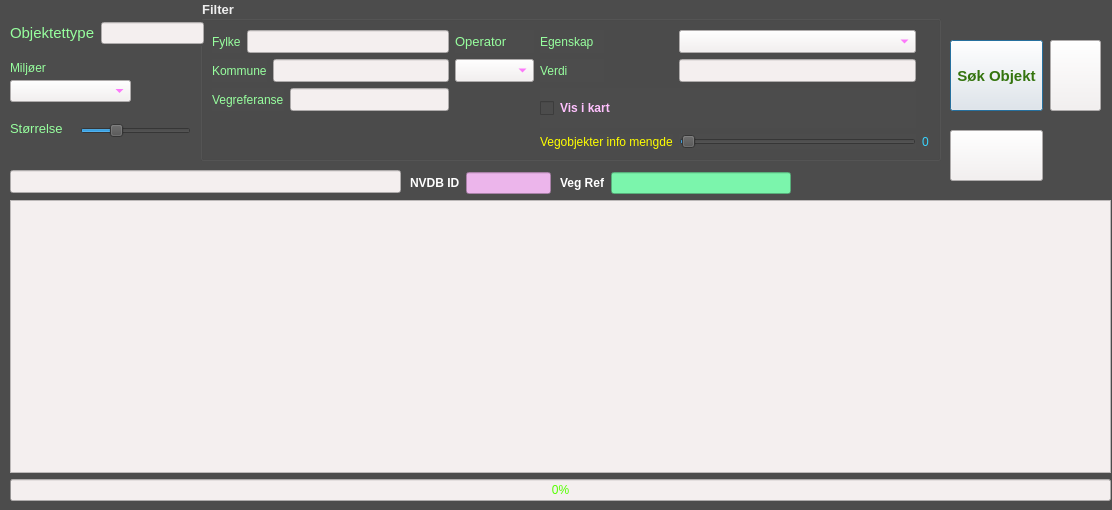
Qt form nvdb_beta_dialog_base.ui (JACCCostring/NVDBPlugin) before a commit.
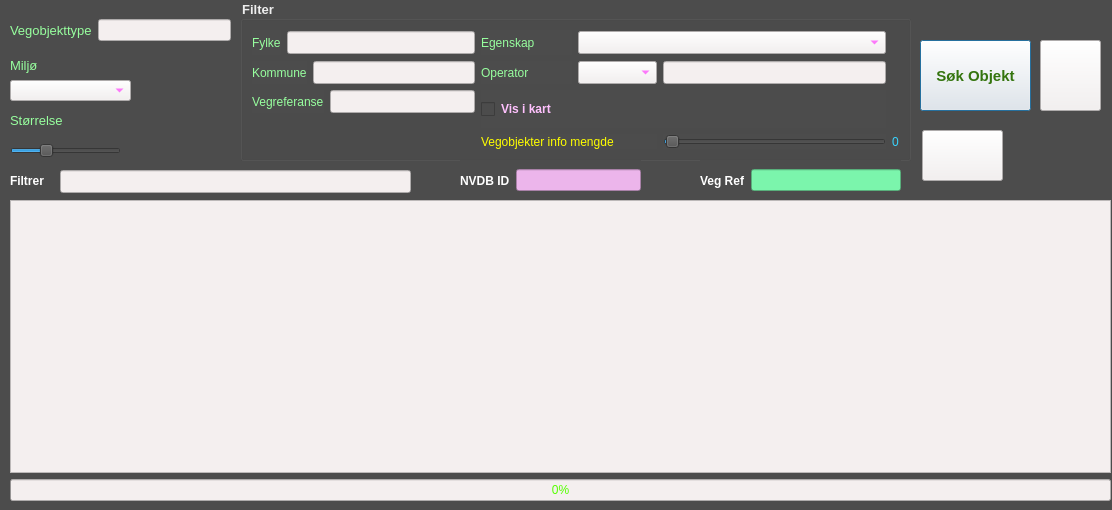
The same form after that commit. Icons and pictures are not drawn.

The edit to the form file:
```diff
--- a/nvdb_beta_dialog_base.ui
+++ b/nvdb_beta_dialog_base.ui
@@ -22,6 +22,12 @@
     <height>510</height>
    </size>
   </property>
+  <property name="font">
+   <font>
+    <weight>50</weight>
+    <bold>false</bold>
+   </font>
+  </property>
   <property name="windowTitle">
    <string>NVDB les beta</string>
   </property>
@@ -31,9 +37,9 @@
   <widget class="QGroupBox" name="groupBox">
    <property name="geometry">
     <rect>
-     <x>200</x>
+     <x>240</x>
      <y>0</y>
-     <width>741</width>
+     <width>671</width>
      <height>161</height>
     </rect>
    </property>
@@ -52,7 +58,7 @@
     <string>Filter</string>
    </property>
    <layout class="QGridLayout" name="gridLayout">
-    <item row="1" column="1">
+    <item row="1" column="3">
      <widget class="QComboBox" name="operatorCombo">
       <property name="font">
        <font>
@@ -68,13 +74,29 @@
       </property>
      </widget>
     </item>
-    <item row="3" column="4">
-     <widget class="QSlider" name="limit_roadObject_info_inTable">
-      <property name="value">
-       <number>1</number>
+    <item row="3" column="5">
+     <widget class="QLabel" name="label_limiter_info">
+      <property name="styleSheet">
+       <string notr="true">color: rgb(55, 212, 255);</string>
       </property>
-      <property name="orientation">
-       <enum>Qt::Horizontal</enum>
+      <property name="text">
+       <string>0</string>
+      </property>
+     </widget>
+    </item>
+    <item row="0" column="3" colspan="2">
+     <widget class="QComboBox" name="egenskapBox">
+      <property name="font">
+       <font>
+        <pointsize>10</pointsize>
+        <weight>50</weight>
+        <bold>false</bold>
+       </font>
+      </property>
+      <property name="styleSheet">
+       <string notr="true">background-color: rgb(244, 239, 239);
+color: rgb(125, 85, 255);
+color: rgb(255, 47, 252);</string>
       </property>
      </widget>
     </item>
@@ -82,6 +104,11 @@
      <layout class="QHBoxLayout" name="horizontalLayout_2">
       <item>
        <widget class="QLabel" name="label_6">
+        <property name="font">
+         <font>
+          <pointsize>9</pointsize>
+         </font>
+        </property>
         <property name="styleSheet">
          <string notr="true">color: rgb(151, 255, 158);</string>
         </property>
@@ -110,6 +137,25 @@
     </item>
     <item row="0" column="2">
      <widget class="QLabel" name="label_7">
+      <property name="minimumSize">
+       <size>
+        <width>91</width>
+        <height>25</height>
+       </size>
+      </property>
+      <property name="maximumSize">
+       <size>
+        <width>91</width>
+        <height>25</height>
+       </size>
+      </property>
+      <property name="font">
+       <font>
+        <pointsize>9</pointsize>
+        <weight>50</weight>
+        <bold>false</bold>
+       </font>
+      </property>
       <property name="styleSheet">
        <string notr="true">color: rgb(151, 255, 158);</string>
       </property>
@@ -119,28 +165,29 @@
      </widget>
     </item>
     <item row="1" column="2">
-     <widget class="QLabel" name="label_3">
-      <property name="styleSheet">
-       <string notr="true">color: rgb(151, 255, 158);</string>
-      </property>
-      <property name="text">
-       <string>Verdi</string>
-      </property>
-     </widget>
-    </item>
-    <item row="0" column="4">
-     <widget class="QComboBox" name="egenskapBox">
+     <widget class="QLabel" name="label_4">
       <property name="font">
        <font>
-        <pointsize>10</pointsize>
+        <pointsize>9</pointsize>
         <weight>50</weight>
         <bold>false</bold>
        </font>
       </property>
       <property name="styleSheet">
-       <string notr="true">background-color: rgb(244, 239, 239);
-color: rgb(125, 85, 255);
-color: rgb(255, 47, 252);</string>
+       <string notr="true">color: rgb(151, 255, 158);</string>
+      </property>
+      <property name="text">
+       <string>Operator</string>
+      </property>
+     </widget>
+    </item>
+    <item row="3" column="4">
+     <widget class="QSlider" name="limit_roadObject_info_inTable">
+      <property name="value">
+       <number>1</number>
+      </property>
+      <property name="orientation">
+       <enum>Qt::Horizontal</enum>
       </property>
      </widget>
     </item>
@@ -148,6 +195,11 @@
      <layout class="QFormLayout" name="formLayout_3">
       <item row="0" column="0">
        <widget class="QLabel" name="label_5">
+        <property name="font">
+         <font>
+          <pointsize>9</pointsize>
+         </font>
+        </property>
         <property name="styleSheet">
          <string notr="true">color: rgb(151, 255, 158);</string>
         </property>
@@ -174,36 +226,6 @@
       </item>
      </layout>
     </item>
-    <item row="1" column="0">
-     <layout class="QHBoxLayout" name="horizontalLayout_3">
-      <item>
-       <widget class="QLabel" name="label_2">
-        <property name="styleSheet">
-         <string notr="true">color: rgb(151, 255, 158);</string>
-        </property>
-        <property name="text">
-         <string>Kommune</string>
-        </property>
-       </widget>
-      </item>
-      <item>
-       <widget class="QLineEdit" name="kommuneField">
-        <property name="font">
-         <font>
-          <pointsize>10</pointsize>
-          <weight>50</weight>
-          <bold>false</bold>
-         </font>
-        </property>
-        <property name="styleSheet">
-         <string notr="true">background-color: rgb(244, 239, 239);
-color: rgb(125, 85, 255);
-color: rgb(255, 47, 252);</string>
-        </property>
-       </widget>
-      </item>
-     </layout>
-    </item>
     <item row="3" column="2" colspan="2">
      <widget class="QLabel" name="label_11">
       <property name="styleSheet">
@@ -216,6 +238,41 @@
       </property>
      </widget>
     </item>
+    <item row="1" column="0">
+     <layout class="QHBoxLayout" name="horizontalLayout_3">
+      <item>
+       <widget class="QLabel" name="label_2">
+        <property name="font">
+         <font>
+          <pointsize>9</pointsize>
+         </font>
+        </property>
+        <property name="styleSheet">
+         <string notr="true">color: rgb(151, 255, 158);</string>
+        </property>
+        <property name="text">
+         <string>Kommune</string>
+        </property>
+       </widget>
+      </item>
+      <item>
+       <widget class="QLineEdit" name="kommuneField">
+        <property name="font">
+         <font>
+          <pointsize>10</pointsize>
+          <weight>50</weight>
+          <bold>false</bold>
+         </font>
+        </property>
+        <property name="styleSheet">
+         <string notr="true">background-color: rgb(244, 239, 239);
+color: rgb(125, 85, 255);
+color: rgb(255, 47, 252);</string>
+        </property>
+       </widget>
+      </item>
+     </layout>
+    </item>
     <item row="1" column="4">
      <widget class="QLineEdit" name="verdiField">
       <property name="font">
@@ -242,6 +299,7 @@
       </property>
       <property name="font">
        <font>
+        <pointsize>9</pointsize>
         <weight>75</weight>
         <bold>true</bold>
        </font>
@@ -256,41 +314,14 @@
       </property>
      </widget>
     </item>
-    <item row="0" column="1">
-     <widget class="QLabel" name="label_4">
-      <property name="font">
-       <font>
-        <pointsize>10</pointsize>
-        <weight>50</weight>
-        <bold>false</bold>
-       </font>
-      </property>
-      <property name="styleSheet">
-       <string notr="true">color: rgb(151, 255, 158);</string>
-      </property>
-      <property name="text">
-       <string>Operator</string>
-      </property>
-     </widget>
-    </item>
-    <item row="3" column="5">
-     <widget class="QLabel" name="label_limiter_info">
-      <property name="styleSheet">
-       <string notr="true">color: rgb(55, 212, 255);</string>
-      </property>
-      <property name="text">
-       <string>0</string>
-      </property>
-     </widget>
-    </item>
    </layout>
   </widget>
   <widget class="QPushButton" name="searchObjectBtn">
    <property name="geometry">
     <rect>
-     <x>950</x>
+     <x>920</x>
      <y>40</y>
-     <width>93</width>
+     <width>111</width>
      <height>71</height>
     </rect>
    </property>
@@ -314,9 +345,9 @@
    <property name="geometry">
     <rect>
      <x>10</x>
-     <y>20</y>
-     <width>194</width>
-     <height>26</height>
+     <y>15</y>
+     <width>221</width>
+     <height>31</height>
     </rect>
    </property>
    <layout class="QHBoxLayout" name="horizontalLayout">
@@ -324,7 +355,7 @@
      <widget class="QLabel" name="nvdbIdLabel">
       <property name="font">
        <font>
-        <pointsize>11</pointsize>
+        <pointsize>10</pointsize>
         <weight>50</weight>
         <bold>false</bold>
        </font>
@@ -333,7 +364,7 @@
        <string notr="true">color: rgb(151, 255, 158);</string>
       </property>
       <property name="text">
-       <string>Objektettype</string>
+       <string>Vegobjekttype</string>
       </property>
      </widget>
     </item>
@@ -358,9 +389,9 @@
   <widget class="QLineEdit" name="filterByLineEdit">
    <property name="geometry">
     <rect>
-     <x>10</x>
+     <x>60</x>
      <y>170</y>
-     <width>391</width>
+     <width>351</width>
      <height>23</height>
     </rect>
    </property>
@@ -380,10 +411,10 @@
   <widget class="QWidget" name="layoutWidget">
    <property name="geometry">
     <rect>
-     <x>560</x>
-     <y>170</y>
-     <width>231</width>
-     <height>26</height>
+     <x>700</x>
+     <y>160</y>
+     <width>201</width>
+     <height>41</height>
     </rect>
    </property>
    <layout class="QHBoxLayout" name="horizontalLayout_4">
@@ -423,10 +454,10 @@
   <widget class="QWidget" name="layoutWidget">
    <property name="geometry">
     <rect>
-     <x>410</x>
-     <y>170</y>
-     <width>141</width>
-     <height>26</height>
+     <x>460</x>
+     <y>160</y>
+     <width>181</width>
+     <height>41</height>
     </rect>
    </property>
    <layout class="QHBoxLayout" name="horizontalLayout_5">
@@ -469,7 +500,7 @@
      <x>10</x>
      <y>80</y>
      <width>121</width>
-     <height>22</height>
+     <height>21</height>
     </rect>
    </property>
    <property name="styleSheet">
@@ -482,24 +513,31 @@
    <property name="geometry">
     <rect>
      <x>10</x>
-     <y>60</y>
+     <y>55</y>
      <width>41</width>
-     <height>16</height>
+     <height>21</height>
     </rect>
    </property>
+   <property name="font">
+    <font>
+     <pointsize>10</pointsize>
+     <weight>50</weight>
+     <bold>false</bold>
+    </font>
+   </property>
    <property name="styleSheet">
     <string notr="true">color: rgb(151, 255, 158);</string>
    </property>
    <property name="text">
-    <string>Miljøer</string>
+    <string>Miljø</string>
    </property>
   </widget>
   <widget class="QPushButton" name="openSkrivWindowBtn">
    <property name="geometry">
     <rect>
-     <x>950</x>
+     <x>922</x>
      <y>130</y>
-     <width>93</width>
+     <width>81</width>
      <height>51</height>
     </rect>
    </property>
@@ -525,10 +563,10 @@
   <widget class="QSlider" name="changeObjectsSize">
    <property name="geometry">
     <rect>
-     <x>80</x>
-     <y>120</y>
+     <x>10</x>
+     <y>141</y>
      <width>111</width>
-     <height>22</height>
+     <height>20</height>
     </rect>
    </property>
    <property name="maximum">
@@ -545,14 +583,16 @@
    <property name="geometry">
     <rect>
      <x>10</x>
-     <y>120</y>
+     <y>105</y>
      <width>71</width>
-     <height>16</height>
+     <height>31</height>
     </rect>
    </property>
    <property name="font">
     <font>
      <pointsize>10</pointsize>
+     <weight>50</weight>
+     <bold>false</bold>
     </font>
    </property>
    <property name="styleSheet">
@@ -565,12 +605,19 @@
   <widget class="QLabel" name="search_status_label">
    <property name="geometry">
     <rect>
-     <x>950</x>
+     <x>920</x>
      <y>10</y>
-     <width>141</width>
-     <height>29</height>
+     <width>191</width>
+     <height>21</height>
     </rect>
    </property>
+   <property name="font">
+    <font>
+     <pointsize>8</pointsize>
+     <weight>50</weight>
+     <bold>false</bold>
+    </font>
+   </property>
    <property name="styleSheet">
     <string notr="true">color: rgb(55, 212, 255);</string>
    </property>
@@ -590,6 +637,11 @@
    <layout class="QVBoxLayout" name="verticalLayout">
     <item>
      <widget class="QTableView" name="tableResult">
+      <property name="font">
+       <font>
+        <pointsize>8</pointsize>
+       </font>
+      </property>
       <property name="styleSheet">
        <string notr="true">background-color: rgb(244, 239, 239);
 border-color: rgb(255, 255, 0);
@@ -620,9 +672,9 @@
   <widget class="QPushButton" name="more_btn">
    <property name="geometry">
     <rect>
-     <x>1050</x>
+     <x>1040</x>
      <y>40</y>
-     <width>51</width>
+     <width>61</width>
      <height>71</height>
     </rect>
    </property>
@@ -645,6 +697,28 @@
     </size>
    </property>
   </widget>
+  <widget class="QLabel" name="label_3">
+   <property name="geometry">
+    <rect>
+     <x>10</x>
+     <y>170</y>
+     <width>41</width>
+     <height>21</height>
+    </rect>
+   </property>
+   <property name="font">
+    <font>
+     <weight>75</weight>
+     <bold>true</bold>
+    </font>
+   </property>
+   <property name="styleSheet">
+    <string notr="true">color: rgb(255, 255, 255);</string>
+   </property>
+   <property name="text">
+    <string>Filtrer</string>
+   </property>
+  </widget>
  </widget>
  <resources/>
  <connections/>
```
